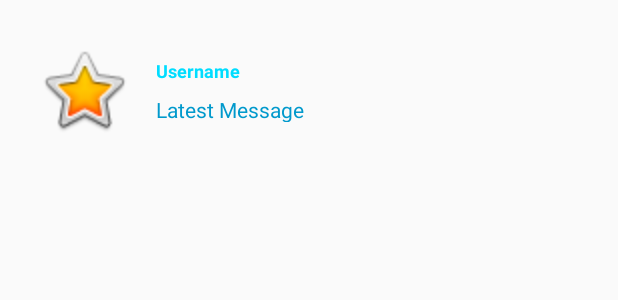
After one commit to MuizZer07/Thunder-Storm-Messenger-Android, an Android app: the layout new_message_row.xml on its own in the app's theme, with its tools: preview values and no code run, on a phone screen of 412 x 824 dp. The commit adds this screen. Shown: the top 300 px of the screen. Run offline under Robolectric (Android 15) with nearby library versions, the phone set to English and light mode, and no system bars.

Commit message:
one-to-one chate

```diff
--- a/app/src/main/java/com/muizzer07/thunderstormmessenger/messages/NewMessageActivity.kt
+++ b/app/src/main/java/com/muizzer07/thunderstormmessenger/messages/NewMessageActivity.kt
@@ -51,7 +51,6 @@ class NewMessageActivity : AppCompatActivity() {
                     val userItem = item as UserItem
 
                     val intent = Intent(view.context, ChatLogActivity::class.java)
-//                    intent.putExtra(USER_KEY, userItem.user.username)
                     intent.putExtra(USER_KEY, userItem.user)
                     startActivity(intent)
 
--- /dev/null
+++ b/app/src/main/res/layout/new_message_row.xml
@@ -0,0 +1,52 @@
+<?xml version="1.0" encoding="utf-8"?>
+<android.support.constraint.ConstraintLayout xmlns:android="http://schemas.android.com/apk/res/android"
+    xmlns:app="http://schemas.android.com/apk/res-auto"
+    xmlns:tools="http://schemas.android.com/tools"
+    android:layout_width="match_parent"
+    android:layout_height="120dp">
+
+    <ImageView
+        android:id="@+id/message_dp"
+        android:layout_width="64dp"
+        android:layout_height="64dp"
+        android:layout_marginBottom="8dp"
+        android:layout_marginLeft="24dp"
+        android:layout_marginStart="24dp"
+        android:layout_marginTop="8dp"
+        app:layout_constraintBottom_toBottomOf="parent"
+        app:layout_constraintStart_toStartOf="parent"
+        app:layout_constraintTop_toTopOf="parent"
+        app:srcCompat="@android:drawable/btn_star_big_on" />
+
+    <TextView
+        android:id="@+id/username_textView"
+        android:layout_width="wrap_content"
+        android:layout_height="wrap_content"
+        android:layout_marginLeft="16dp"
+        android:layout_marginStart="16dp"
+        android:text="Username"
+        android:textColor="@android:color/holo_blue_bright"
+        android:textSize="12sp"
+        android:textStyle="bold"
+        app:layout_constraintBottom_toTopOf="@+id/latest_message_textview"
+        app:layout_constraintStart_toEndOf="@+id/message_dp"
+        app:layout_constraintTop_toTopOf="parent"
+        app:layout_constraintVertical_chainStyle="packed" />
+
+    <TextView
+        android:id="@+id/latest_message_textview"
+        android:layout_width="0dp"
+        android:layout_height="18dp"
+        android:layout_marginEnd="8dp"
+        android:layout_marginLeft="16dp"
+        android:layout_marginRight="8dp"
+        android:layout_marginStart="16dp"
+        android:layout_marginTop="8dp"
+        android:text="Latest Message"
+        android:textColor="@android:color/holo_blue_dark"
+        app:layout_constraintBottom_toBottomOf="parent"
+        app:layout_constraintEnd_toEndOf="parent"
+        app:layout_constraintHorizontal_bias="0.5"
+        app:layout_constraintStart_toEndOf="@+id/message_dp"
+        app:layout_constraintTop_toBottomOf="@+id/username_textView" />
+</android.support.constraint.ConstraintLayout>
```
Also changed, not shown: app/src/main/java/com/muizzer07/thunderstormmessenger/messages/ChatLogActivity.kt (+20 -14 lines), app/src/main/java/com/muizzer07/thunderstormmessenger/messages/LatestMessagesActivity.kt (+66 -4 lines), app/src/main/res/layout/activity_latest_messages.xml (+9 -0 lines).
